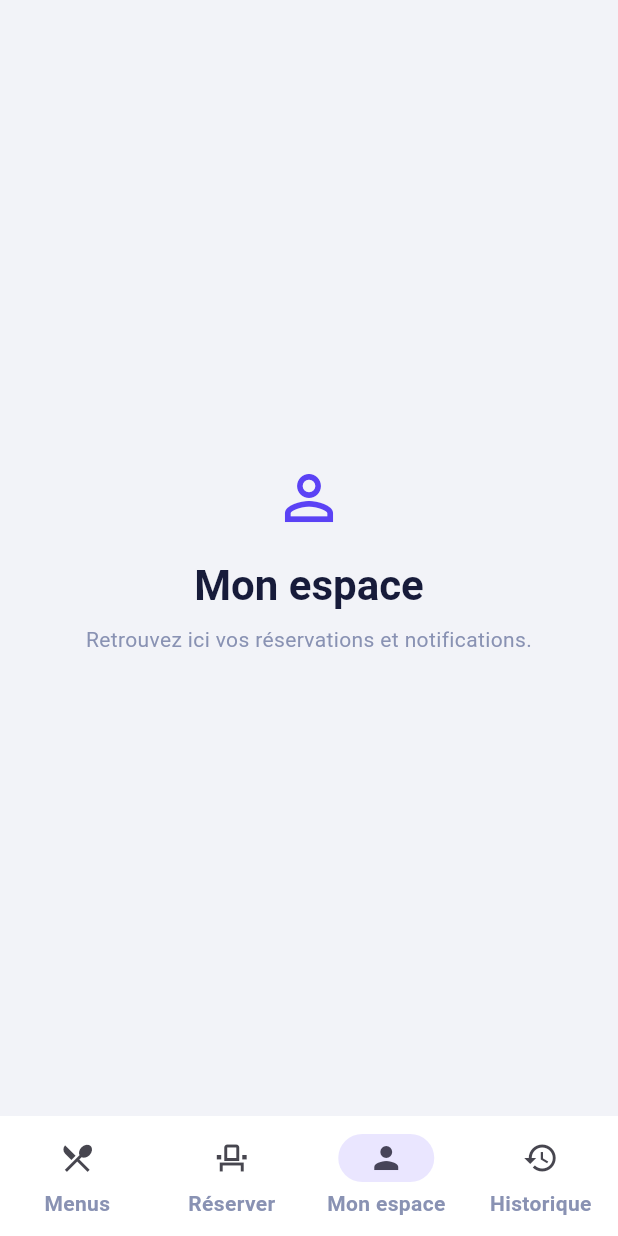
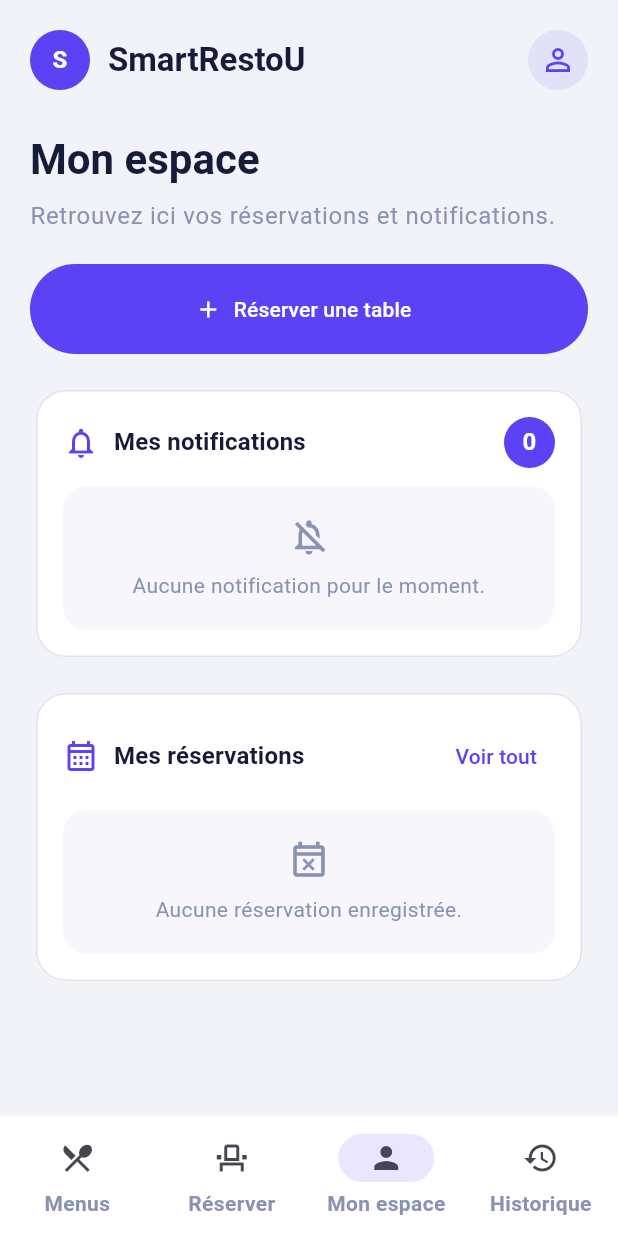
Before and after one commit to Dhakerbenlamine/SmartRestoU, a Flutter app: the screen it shows after launch, item 3 of the bottom bar chosen, on a phone screen of 412 x 824 dp. Run offline on Flutter 3.47's test engine with Material 3 defaults, Android fonts, the phone set to English and light mode, and no system bars.

Commit message:
feat : add the dashboard screen

```diff
--- a/lib/app.dart
+++ b/lib/app.dart
@@ -1,4 +1,5 @@
 import 'package:flutter/material.dart';
+import 'package:smart_restou/screens/dashboard_screen.dart';
 import 'package:smart_restou/screens/home_screen.dart';
 import 'package:smart_restou/screens/placeholder_screen.dart';
 import 'package:smart_restou/screens/reservation_screen.dart';
@@ -34,10 +35,9 @@ class _AppShellState extends State<AppShell> {
       1 => ReservationScreen(
         onCancel: () => setState(() => _selectedIndex = 0),
       ),
-      2 => const PlaceholderScreen(
-        title: 'Mon espace',
-        message: 'Retrouvez ici vos réservations et notifications.',
-        icon: Icons.person_outline,
+      2 => DashboardScreen(
+        onReserve: () => setState(() => _selectedIndex = 1),
+        onHistory: () => setState(() => _selectedIndex = 3),
       ),
       _ => const PlaceholderScreen(
         title: 'Mon historique',
@@ -69,6 +69,7 @@ class _AppShellState extends State<AppShell> {
             label: 'Réserver',
           ),
           NavigationDestination(
+            key: Key('nav-dashboard'),
             icon: Icon(Icons.person_outline),
             selectedIcon: Icon(Icons.person),
             label: 'Mon espace',
--- /dev/null
+++ b/lib/screens/dashboard_screen.dart
@@ -0,0 +1,172 @@
+import 'package:flutter/material.dart';
+
+class DashboardScreen extends StatelessWidget {
+  const DashboardScreen({super.key, required this.onReserve, this.onHistory});
+
+  final VoidCallback onReserve;
+  final VoidCallback? onHistory;
+
+  @override
+  Widget build(BuildContext context) {
+    final theme = Theme.of(context);
+    final primary = theme.colorScheme.primary;
+
+    return ListView(
+      padding: const EdgeInsets.fromLTRB(20, 20, 20, 28),
+      children: [
+        Row(
+          children: [
+            CircleAvatar(
+              backgroundColor: primary,
+              foregroundColor: Colors.white,
+              child: const Text(
+                'S',
+                style: TextStyle(fontWeight: FontWeight.w700),
+              ),
+            ),
+            const SizedBox(width: 12),
+            Text('SmartRestoU', style: theme.textTheme.titleLarge),
+            const Spacer(),
+            CircleAvatar(
+              backgroundColor: primary.withValues(alpha: 0.1),
+              foregroundColor: primary,
+              child: const Icon(Icons.person_outline),
+            ),
+          ],
+        ),
+        const SizedBox(height: 28),
+        Text('Mon espace', style: theme.textTheme.headlineMedium),
+        const SizedBox(height: 8),
+        Text(
+          'Retrouvez ici vos réservations et notifications.',
+          style: theme.textTheme.bodyLarge?.copyWith(
+            color: const Color(0xFF8992B3),
+          ),
+        ),
+        const SizedBox(height: 20),
+        SizedBox(
+          height: 60,
+          child: FilledButton.icon(
+            key: const Key('dashboard-reserve'),
+            onPressed: onReserve,
+            icon: const Icon(Icons.add),
+            label: const Text('Réserver une table'),
+          ),
+        ),
+        const SizedBox(height: 20),
+        _DashboardSection(
+          title: 'Mes notifications',
+          icon: Icons.notifications_none_outlined,
+          trailing: _CountBadge(color: primary, count: 0),
+          child: const _EmptySectionMessage(
+            icon: Icons.notifications_off_outlined,
+            message: 'Aucune notification pour le moment.',
+          ),
+        ),
+        const SizedBox(height: 16),
+        _DashboardSection(
+          title: 'Mes réservations',
+          icon: Icons.calendar_month_outlined,
+          trailing: TextButton(
+            onPressed: onHistory,
+            child: const Text('Voir tout'),
+          ),
+          child: const _EmptySectionMessage(
+            icon: Icons.event_busy_outlined,
+            message: 'Aucune réservation enregistrée.',
+          ),
+        ),
+      ],
+    );
+  }
+}
+
+class _DashboardSection extends StatelessWidget {
+  const _DashboardSection({
+    required this.title,
+    required this.icon,
+    required this.trailing,
+    required this.child,
+  });
+
+  final String title;
+  final IconData icon;
+  final Widget trailing;
+  final Widget child;
+
+  @override
+  Widget build(BuildContext context) {
+    final theme = Theme.of(context);
+    return Card(
+      child: Padding(
+        padding: const EdgeInsets.all(18),
+        child: Column(
+          children: [
+            Row(
+              children: [
+                Icon(icon, color: theme.colorScheme.primary),
+                const SizedBox(width: 10),
+                Expanded(
+                  child: Text(title, style: theme.textTheme.titleMedium),
+                ),
+                trailing,
+              ],
+            ),
+            const SizedBox(height: 12),
+            child,
+          ],
+        ),
+      ),
+    );
+  }
+}
+
+class _CountBadge extends StatelessWidget {
+  const _CountBadge({required this.color, required this.count});
+
+  final Color color;
+  final int count;
+
+  @override
+  Widget build(BuildContext context) {
+    return CircleAvatar(
+      radius: 17,
+      backgroundColor: color,
+      foregroundColor: Colors.white,
+      child: Text(
+        '$count',
+        style: const TextStyle(fontWeight: FontWeight.w700),
+      ),
+    );
+  }
+}
+
+class _EmptySectionMessage extends StatelessWidget {
+  const _EmptySectionMessage({required this.icon, required this.message});
+
+  final IconData icon;
+  final String message;
+
+  @override
+  Widget build(BuildContext context) {
+    return Container(
+      width: double.infinity,
+      padding: const EdgeInsets.symmetric(horizontal: 14, vertical: 20),
+      decoration: BoxDecoration(
+        color: const Color(0xFFF7F7FB),
+        borderRadius: BorderRadius.circular(16),
+      ),
+      child: Column(
+        children: [
+          Icon(icon, color: const Color(0xFF8992B3), size: 28),
+          const SizedBox(height: 8),
+          Text(
+            message,
+            textAlign: TextAlign.center,
+            style: Theme.of(context).textTheme.bodyMedium,
+          ),
+        ],
+      ),
+    );
+  }
+}
--- a/lib/screens/reservation_screen.dart
+++ b/lib/screens/reservation_screen.dart
@@ -242,7 +242,7 @@ class _ReservationHeader extends StatelessWidget {
         CircleAvatar(
           backgroundColor: primary.withValues(alpha: 0.1),
           foregroundColor: primary,
-          child: const Text('E', style: TextStyle(fontWeight: FontWeight.w700)),
+          child: const Icon(Icons.person_outline),
         ),
       ],
     );
```
Also changed, not shown: 2 other files.
